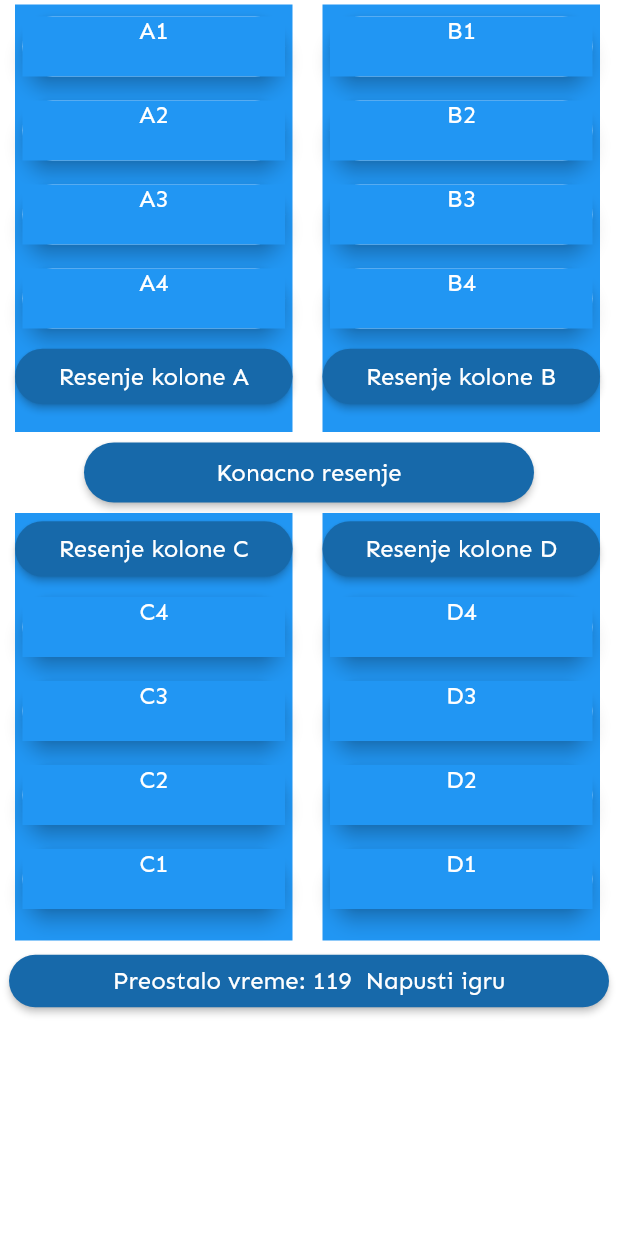
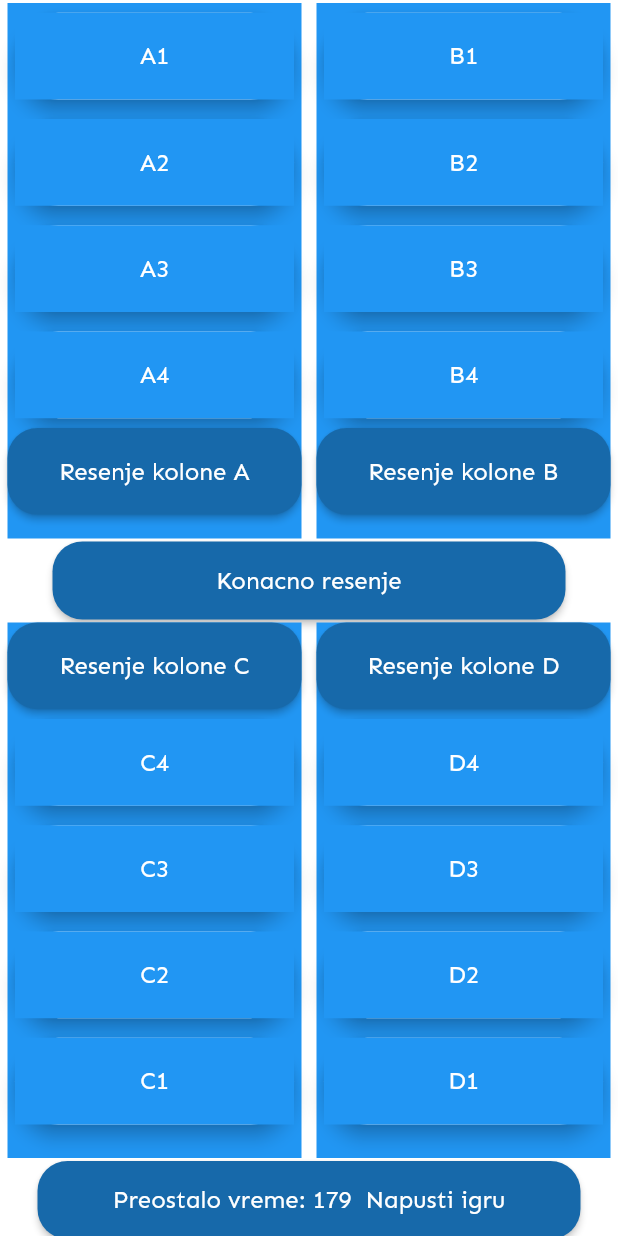
Before and after one commit to crnomarkovicm/2020_PPQuiz, a Flutter app: the screen it shows after launch, after a tap on "Asocijacije", after a tap on "Igraj!", on a phone screen of 412 x 824 dp. Run offline on Flutter 3.47's test engine with Material 2 defaults, Android fonts, the phone set to English and light mode, and no system bars; drawn by our look-alikes of flip_card.

Commit message:
Zapoceto dodavanje asocijacija

```diff
--- a/src/lib/asocijacije.dart
+++ b/src/lib/asocijacije.dart
@@ -10,9 +10,9 @@ import 'dart:io';
 
 
 class asocijacije extends StatelessWidget {
-
   @override
   Widget build(BuildContext context) {
+
     return FutureBuilder(
       future: DefaultAssetBundle.of(context).loadString("assets/asocijacije.json"),
       builder: (context, snapshot){
@@ -48,17 +48,18 @@ class asoc extends StatefulWidget {
 
 class _asocState extends State<asoc> {
 
-  var mydata;
-  _asocState(this.mydata);
+  var myData;
+  _asocState(this.myData);
 
-  int kol_score = 4;
-  int polje_score = 16;
-  int konacno_score = 0;
+  int kolScore = 4;
+  int poljeScore = 16;
+  int konacnoScore = 0;
   int score = 0;
   var rnd = new Random();
   int i = 0;
-  int timer = 120;
-  String show_timer = "120";
+  int timer = 180;
+  String showTimer = "180";
+  bool krajIgre = false;
 
   bool pogodjenoA = false;
   bool pogodjenoB = false;
@@ -69,17 +70,23 @@ class _asocState extends State<asoc> {
 
   @override
   void initState(){
+    krajIgre = false;
     i = rnd.nextInt(3);
-    starttimer();
+    print(i);
+    startTimer();
     super.initState();
+
   }
 
-  void starttimer() async {
+  void startTimer() async {
     const sec = Duration(seconds: 1);
     Timer.periodic(sec, (Timer t){
+      if (!mounted) return;
       setState((){
-        if(timer < 1){
-          score = konacno_score + kol_score + polje_score;
+        if(krajIgre == true){
+          t.cancel();
+        }else if(timer < 1){
+          score = konacnoScore + kolScore + poljeScore;
           t.cancel();
           showDialog(
               context: context,
@@ -133,37 +140,45 @@ class _asocState extends State<asoc> {
         }
         else{
           timer = timer - 1;
+          if(krajIgre == true)
+            t.cancel();
         }
-        show_timer = timer.toString();
+        showTimer = timer.toString();
       });
     });
   }
 
 
-  Widget polje(kolona,oznaka){
+  Widget polje(kolona, oznaka){
+    MediaQueryData deviceInfo = MediaQuery.of(context);
+    var width = deviceInfo.size.width;
+    var height = deviceInfo.size.height;
 
     return FlipCard(
       onFlip: (){
-        polje_score = polje_score - 1;
+        poljeScore = poljeScore - 1;
       },
       direction: FlipDirection.HORIZONTAL,
       front: Padding(
           padding: EdgeInsets.symmetric(
-            vertical: 8.0,
+            vertical: 6.5,
             horizontal: 5.0,
           ),
           child: Material (
             elevation: 5.0,
             borderRadius:  BorderRadius.circular(100.00),
             child: Container(
-              child: Text(
+              child: Align(
+                  alignment: Alignment.center,
+                child: Text(
                 kolona+oznaka,
                 style: Theme.of(context).textTheme.display2,
                 textAlign: TextAlign.center,
+              )
               ),
               color: QuizColors.primary.color,
-              width: 200.0,
-              height: 40.0,
+              width: (width - 20.0)/2,
+              height: (height - 130.0)/12,
             ),
           )
         ),
@@ -176,14 +191,17 @@ class _asocState extends State<asoc> {
             elevation: 5.0,
             borderRadius:  BorderRadius.circular(100.00),
             child: Container(
-              child: Text(
-                mydata[i][kolona][oznaka].toString(),
+              child: Align(
+                alignment: Alignment.center,
+                child:Text(
+                myData[i][kolona][oznaka].toString(),
                 style: Theme.of(context).textTheme.display2,
                 textAlign: TextAlign.center,
+              )
               ),
               color: QuizColors.primary.color,
-              width: 200.0,
-              height: 40.0,
+              width: (width - 20.0)/2,
+              height: (height - 130.0)/12,
             ),
           )
       ),
@@ -192,51 +210,50 @@ class _asocState extends State<asoc> {
 
   TextEditingController _textFieldController = TextEditingController();
 
-  @override
-  void dispose(){
-    _textFieldController.dispose();
-    super.dispose();
-  }
 
-  void povecaj_score(){
-    kol_score = kol_score - 1;
-    konacno_score = konacno_score + 10;
+  void povecajScore(){
+    kolScore = kolScore - 1;
+    konacnoScore = konacnoScore + 10;
   }
 
 
-  Widget kolonaG(ind_kolone){
+  Widget kolonaG(indKolone){
+    MediaQueryData deviceInfo = MediaQuery.of(context);
+    var width = deviceInfo.size.width;
+    var height = deviceInfo.size.height;
+
     String tekst;
 
-    if(ind_kolone == "A"){
+    if(indKolone == "A"){
       if(pogodjenoA){
-        tekst = mydata[i]["A"]["5"];
+        tekst = myData[i]["A"]["5"];
       }
       else tekst = "Resenje kolone A" ;
     }
-    if(ind_kolone == "B"){
+    if(indKolone == "B"){
       if(pogodjenoB){
-        tekst = mydata[i]["B"]["5"];
+        tekst = myData[i]["B"]["5"];
       }
       else tekst = "Resenje kolone B" ;
     }
     return Padding(
         padding: EdgeInsets.symmetric(
-          vertical: 3.0,
-          horizontal: 10.0,
+          vertical: 2.0,
+          horizontal: 5.0,
         ),
         child: Container(
           child: Column(
             children: [
-              polje(ind_kolone, "1"),
-              polje(ind_kolone, "2"),
-              polje(ind_kolone, "3"),
-              polje(ind_kolone, "4"),
+              polje(indKolone, "1"),
+              polje(indKolone, "2"),
+              polje(indKolone, "3"),
+              polje(indKolone, "4"),
               MaterialButton(
                   onPressed: (){
                     return showDialog(
                         context: context,
                         builder:  (context) => AlertDialog(
-                          title:Text("Unesite resenje kolone " + ind_kolone + ":",
+                          title:Text("Unesite resenje kolone " + indKolone + ":",
                               style: TextStyle(
                                   color: Colors.black,
                                   fontSize: 15) ),
@@ -253,9 +270,9 @@ class _asocState extends State<asoc> {
                               var value = _textFieldController.text;
                               _textFieldController.clear();
 
-                              if (value == mydata[i][ind_kolone]["5"]){
-                                povecaj_score();
-                                if(ind_kolone == "A")
+                              if (value == myData[i][indKolone]["5"]){
+                                povecajScore();
+                                if(indKolone == "A")
                                   pogodjenoA = true;
                                 else pogodjenoB = true;
                                 return showDialog(
@@ -287,8 +304,7 @@ class _asocState extends State<asoc> {
                                         ),
                                       );
                                     });
-                              }
-                              },
+                              }},
                           )
                           ],
 
@@ -298,43 +314,47 @@ class _asocState extends State<asoc> {
                   child: Text(
                     tekst,
                     style: Theme.of(context).textTheme.display2,
+                      textAlign: TextAlign.center
                   ),
                   color: QuizColors.secondary.color,
                   splashColor: QuizColors.secondary.color,
                   highlightColor: Colors.indigo[700],
-                  minWidth: 200.0,
-                  height: 37.0,
+                  minWidth: (width - 20.0)/2,
+                  height: (height - 130.0)/12,
                   shape: RoundedRectangleBorder(borderRadius: BorderRadius.circular(20.0))
               )
             ],
           ),
-          width: 185.0,
-          height: 285.0,
+          width: (width - 20.0)/2,
+          height: (height - 110.0)/2,
           color: QuizColors.primary.color ,
         )
     );
   }
 
 
-  Widget kolonaD(ind_kolone){
+  Widget kolonaD(indKolone){
+    MediaQueryData deviceInfo = MediaQuery.of(context);
+    var width = deviceInfo.size.width;
+    var height = deviceInfo.size.height;
     String tekst;
 
-    if(ind_kolone == "C"){
+    if(indKolone == "C"){
       if(pogodjenoC){
-        tekst = mydata[i]["C"]["5"];
+        tekst = myData[i]["C"]["5"];
       }
       else tekst = "Resenje kolone C" ;
     }
-    if(ind_kolone == "D"){
+    if(indKolone == "D"){
       if(pogodjenoD){
-        tekst = mydata[i]["D"]["5"];
+        tekst = myData[i]["D"]["5"];
       }
       else tekst = "Resenje kolone D" ;
     }
     return Padding(
         padding: EdgeInsets.symmetric(
-          vertical: 3.0,
-          horizontal: 10.0,
+          vertical: 2.0,
+          horizontal: 5.0,
         ),
         child: Container(
           child: Column(
@@ -344,7 +364,7 @@ class _asocState extends State<asoc> {
                     return showDialog(
                         context: context,
                         builder:  (context) => AlertDialog(
-                          title:Text("Unesite resenje kolone " + ind_kolone + ":",
+                          title:Text("Unesite resenje kolone " + indKolone + ":",
                               style: TextStyle(
                                   color: Colors.black,
                                   fontSize: 15) ),
@@ -361,9 +381,9 @@ class _asocState extends State<asoc> {
                               var value = _textFieldController.text;
                               _textFieldController.clear();
 
-                              if (value == mydata[i][ind_kolone]["5"]){
-                                povecaj_score();
-                                if(ind_kolone == "C")
+                              if (value == myData[i][indKolone]["5"]){
+                                povecajScore();
+                                if(indKolone == "C")
                                   pogodjenoC = true;
                                 else pogodjenoD = true;
                                 return showDialog(
@@ -403,22 +423,23 @@ class _asocState extends State<asoc> {
                   child: Text(
                     tekst,
                     style: Theme.of(context).textTheme.display2,
+                      textAlign: TextAlign.center
                   ),
                   color: QuizColors.secondary.color,
                   splashColor: QuizColors.secondary.color,
                   highlightColor: Colors.indigo[700],
-                  minWidth: 200.0,
-                  height: 37.0,
+                  minWidth: (width - 20.0)/2,
+                  height: (height - 130.0)/12,
                   shape: RoundedRectangleBorder(borderRadius: BorderRadius.circular(20.0))
               ),
-              polje(ind_kolone, "4"),
-              polje(ind_kolone, "3"),
-              polje(ind_kolone, "2"),
-              polje(ind_kolone, "1"),
+              polje(indKolone, "4"),
+              polje(indKolone, "3"),
+              polje(indKolone, "2"),
+              polje(indKolone, "1"),
             ],
           ),
-          width: 185.0,
-          height: 285.0,
+          width: (width - 20.0)/2,
+          height: (height - 110.0)/2,
           color: QuizColors.primary.color ,
         )
     );
@@ -426,6 +447,10 @@ class _asocState extends State<asoc> {
 
   @override
   Widget build(BuildContext context) {
+    MediaQueryData deviceInfo = MediaQuery.of(context);
+    var width = deviceInfo.size.width;
+    var height = deviceInfo.size.height;
+
     return WillPopScope(
       onWillPop: (){
         return showDialog(
@@ -496,8 +521,8 @@ class _asocState extends State<asoc> {
                         var value = _textFieldController.text;
                         _textFieldController.clear();
 
-                        if (value == mydata[i]['E']) {
-                           score = konacno_score + kol_score + polje_score + 30;
+                        if (value == myData[i]['E']) {
+                           score = konacnoScore + kolScore + poljeScore + 30;
                           return showDialog(
                               context: context,
                               builder: (context) {
@@ -520,7 +545,8 @@ class _asocState extends State<asoc> {
                                         ),
                                         ),
                                       width: 200.0,
-                                        height:200.0,),
+                                        height:200.0,
+                                      ),
 
                                       MaterialButton(
                                           onPressed: (){
@@ -572,8 +598,8 @@ class _asocState extends State<asoc> {
                   color: QuizColors.secondary.color,
                   splashColor: QuizColors.secondary.color,
                   highlightColor: Colors.indigo[700],
-                  minWidth: 300.0,
-                  height: 40.0,
+                  minWidth: width - 70.0,
+                  height: (height - 200.0)/12,
                   shape: RoundedRectangleBorder(borderRadius: BorderRadius.circular(20.0))
               ),
 
@@ -585,19 +611,20 @@ class _asocState extends State<asoc> {
               ),
                   MaterialButton(
                     onPressed: (){
+                      krajIgre = true;
                       Navigator.of(context).pushReplacement(MaterialPageRoute(
                         builder: (context) => homepage(),
                       ));
                     },
                     child:  Text(
-                     "Preostalo vreme: " +  show_timer + "  Napusti igru",
+                     "Preostalo vreme: " +  showTimer + "  Napusti igru",
                       style: Theme.of(context).textTheme.display2,
                     ),
                       color: QuizColors.secondary.color,
                       splashColor: QuizColors.secondary.color,
                       highlightColor: Colors.indigo[700],
-                      minWidth: 400.0,
-                      height: 35.0,
+                      minWidth: width-50.0,
+                      height: (height - 200.0)/12,
                       shape: RoundedRectangleBorder(borderRadius: BorderRadius.circular(20.0))
                   )
             ]
```
Also changed, not shown: src/assets/asocijacije.json (+42 -42 lines).
